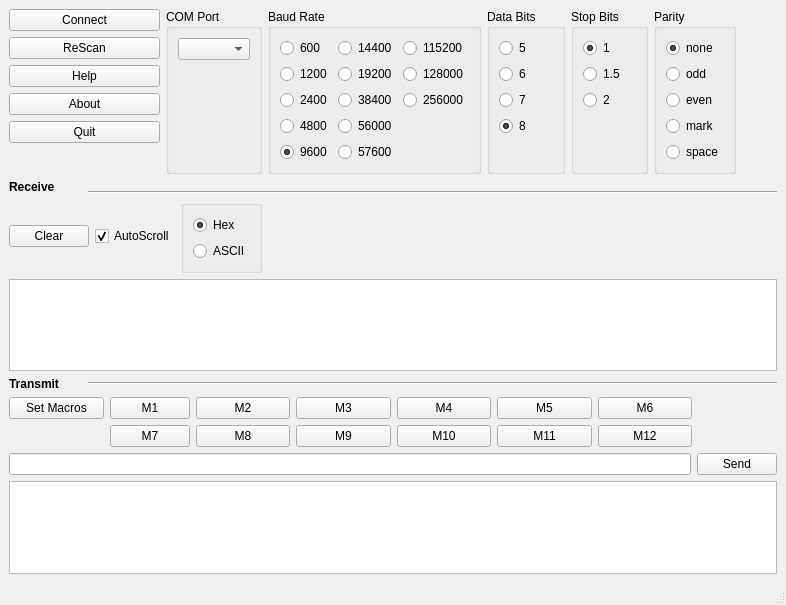
This is ui/terminal.ui in marker5a/EasyTerm as Qt 5 draws it before an edit. The edited form follows.
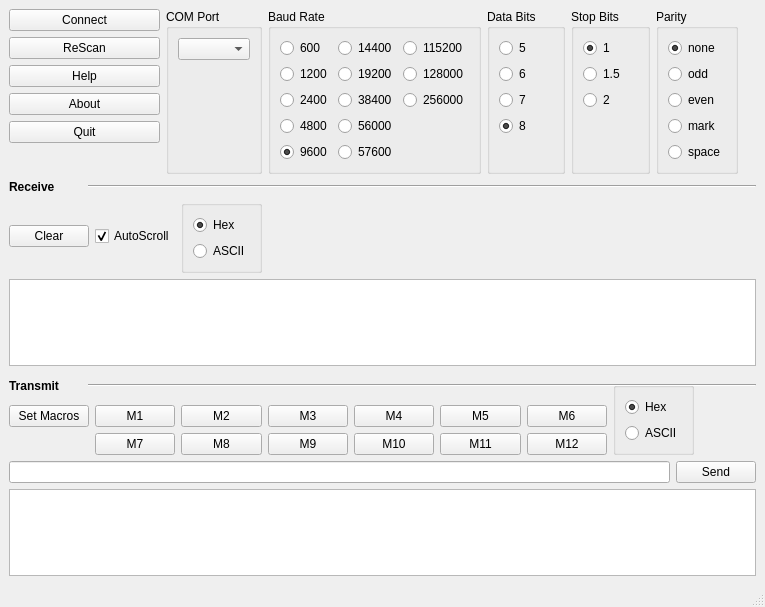
This is the edited form.

Commit message: -Added hex/ascii switch for transmit -Began adding user settings to the gui for the radio fields, etc. -Displaying received data as ascii at the moment

Patch:
```diff
--- a/ui/terminal.ui
+++ b/ui/terminal.ui
@@ -6,8 +6,8 @@
    <rect>
     <x>0</x>
     <y>0</y>
-    <width>786</width>
-    <height>605</height>
+    <width>765</width>
+    <height>607</height>
    </rect>
   </property>
   <property name="windowTitle">
@@ -15,268 +15,69 @@
   </property>
   <widget class="QWidget" name="centralwidget">
    <layout class="QGridLayout" name="gridLayout_7">
-    <item row="1" column="4">
-     <spacer name="verticalSpacer_8">
-      <property name="orientation">
-       <enum>Qt::Vertical</enum>
-      </property>
-      <property name="sizeHint" stdset="0">
-       <size>
-        <width>20</width>
-        <height>1</height>
-       </size>
-      </property>
-     </spacer>
-    </item>
-    <item row="2" column="1" colspan="8">
-     <widget class="Line" name="line">
-      <property name="orientation">
-       <enum>Qt::Horizontal</enum>
-      </property>
-     </widget>
-    </item>
-    <item row="6" column="0">
-     <widget class="QLabel" name="label_7">
-      <property name="font">
-       <font>
-        <weight>75</weight>
-        <bold>true</bold>
-       </font>
-      </property>
-      <property name="text">
-       <string>Transmit</string>
-      </property>
-     </widget>
-    </item>
-    <item row="3" column="0" rowspan="2" colspan="3">
-     <layout class="QHBoxLayout" name="horizontalLayout">
+    <item row="0" column="0" colspan="2">
+     <layout class="QVBoxLayout" name="verticalLayout_4">
       <item>
-       <widget class="QPushButton" name="clear_button">
+       <widget class="QPushButton" name="connect_button">
         <property name="text">
-         <string>Clear</string>
+         <string>Connect</string>
         </property>
        </widget>
       </item>
       <item>
-       <widget class="QCheckBox" name="autoscroll_check">
+       <widget class="QPushButton" name="rescan_button">
         <property name="text">
-         <string>AutoScroll</string>
+         <string>ReScan</string>
         </property>
-        <property name="checked">
-         <bool>true</bool>
-        </property>
        </widget>
       </item>
       <item>
-       <widget class="QGroupBox" name="groupBox_6">
-        <property name="title">
-         <string/>
+       <widget class="QPushButton" name="help_button">
+        <property name="text">
+         <string>Help</string>
         </property>
-        <layout class="QGridLayout" name="gridLayout_8">
-         <item row="0" column="0">
-          <layout class="QVBoxLayout" name="verticalLayout_7">
-           <item>
-            <widget class="QRadioButton" name="hex_radio">
-             <property name="text">
-              <string>Hex</string>
-             </property>
-             <property name="checked">
-              <bool>true</bool>
-             </property>
-            </widget>
-           </item>
-           <item>
-            <widget class="QRadioButton" name="ascii_radio">
-             <property name="text">
-              <string>ASCII</string>
-             </property>
-            </widget>
-           </item>
-          </layout>
-         </item>
-        </layout>
        </widget>
       </item>
-     </layout>
-    </item>
-    <item row="1" column="2">
-     <spacer name="verticalSpacer_6">
-      <property name="orientation">
-       <enum>Qt::Vertical</enum>
-      </property>
-      <property name="sizeHint" stdset="0">
-       <size>
-        <width>20</width>
-        <height>1</height>
-       </size>
-      </property>
-     </spacer>
-    </item>
-    <item row="0" column="5">
-     <widget class="QGroupBox" name="groupBox_4">
-      <property name="title">
-       <string>Stop Bits</string>
-      </property>
-      <layout class="QGridLayout" name="gridLayout_5">
-       <item row="4" column="0">
-        <spacer name="verticalSpacer_5">
-         <property name="orientation">
-          <enum>Qt::Vertical</enum>
-         </property>
-         <property name="sizeHint" stdset="0">
-          <size>
-           <width>20</width>
-           <height>40</height>
-          </size>
-         </property>
-        </spacer>
-       </item>
-       <item row="1" column="0">
-        <widget class="QRadioButton" name="stop_bits_1_radio">
-         <property name="text">
-          <string>1</string>
-         </property>
-         <property name="checked">
-          <bool>true</bool>
-         </property>
-        </widget>
-       </item>
-       <item row="3" column="0">
-        <widget class="QRadioButton" name="stop_bits_2_radio">
-         <property name="text">
-          <string>2</string>
-         </property>
-        </widget>
-       </item>
-       <item row="2" column="0">
-        <widget class="QRadioButton" name="stop_bits_1_1_2_radio">
-         <property name="text">
-          <string>1.5</string>
-         </property>
-        </widget>
-       </item>
-      </layout>
-     </widget>
-    </item>
-    <item row="1" column="3">
-     <spacer name="verticalSpacer_7">
-      <property name="orientation">
-       <enum>Qt::Vertical</enum>
-      </property>
-      <property name="sizeHint" stdset="0">
-       <size>
-        <width>20</width>
-        <height>1</height>
-       </size>
-      </property>
-     </spacer>
-    </item>
-    <item row="4" column="3" colspan="6">
-     <spacer name="horizontalSpacer_2">
-      <property name="orientation">
-       <enum>Qt::Horizontal</enum>
-      </property>
-      <property name="sizeHint" stdset="0">
-       <size>
-        <width>40</width>
-        <height>20</height>
-       </size>
-      </property>
-     </spacer>
-    </item>
-    <item row="9" column="0" colspan="9">
-     <layout class="QHBoxLayout" name="horizontalLayout_2">
       <item>
-       <widget class="QLineEdit" name="transmit_field">
-        <property name="sizePolicy">
-         <sizepolicy hsizetype="MinimumExpanding" vsizetype="Fixed">
-          <horstretch>0</horstretch>
-          <verstretch>0</verstretch>
-         </sizepolicy>
+       <widget class="QPushButton" name="about_button">
+        <property name="text">
+         <string>About</string>
         </property>
        </widget>
       </item>
       <item>
-       <widget class="QPushButton" name="send_button">
+       <widget class="QPushButton" name="quit_button">
         <property name="text">
-         <string>Send</string>
+         <string>Quit</string>
         </property>
        </widget>
       </item>
+      <item>
+       <spacer name="verticalSpacer_2">
+        <property name="orientation">
+         <enum>Qt::Vertical</enum>
+        </property>
+        <property name="sizeHint" stdset="0">
+         <size>
+          <width>20</width>
+          <height>40</height>
+         </size>
+        </property>
+       </spacer>
+      </item>
      </layout>
     </item>
-    <item row="0" column="8">
-     <spacer name="horizontalSpacer">
-      <property name="orientation">
-       <enum>Qt::Horizontal</enum>
-      </property>
-      <property name="sizeHint" stdset="0">
-       <size>
-        <width>40</width>
-        <height>20</height>
-       </size>
-      </property>
-     </spacer>
-    </item>
-    <item row="1" column="0" rowspan="2">
-     <widget class="QLabel" name="label_6">
-      <property name="font">
-       <font>
-        <weight>75</weight>
-        <bold>true</bold>
-       </font>
-      </property>
-      <property name="text">
-       <string>Receive</string>
-      </property>
-     </widget>
-    </item>
-    <item row="0" column="6" colspan="2">
-     <widget class="QGroupBox" name="groupBox_3">
+    <item row="0" column="2">
+     <widget class="QGroupBox" name="groupBox_5">
       <property name="title">
-       <string>Parity</string>
+       <string>COM Port</string>
       </property>
-      <layout class="QGridLayout" name="gridLayout_3">
+      <layout class="QGridLayout" name="gridLayout_6">
        <item row="0" column="0">
-        <widget class="QRadioButton" name="parity_none_radio">
-         <property name="text">
-          <string>none</string>
-         </property>
-         <property name="checked">
-          <bool>true</bool>
-         </property>
-        </widget>
+        <widget class="QComboBox" name="com_port_combo"/>
        </item>
        <item row="1" column="0">
-        <widget class="QRadioButton" name="parity_odd_radio">
-         <property name="text">
-          <string>odd</string>
-         </property>
-        </widget>
-       </item>
-       <item row="2" column="0">
-        <widget class="QRadioButton" name="parity_even_radio">
-         <property name="text">
-          <string>even</string>
-         </property>
-        </widget>
-       </item>
-       <item row="3" column="0">
-        <widget class="QRadioButton" name="parity_mark_radio">
-         <property name="text">
-          <string>mark</string>
-         </property>
-        </widget>
-       </item>
-       <item row="4" column="0">
-        <widget class="QRadioButton" name="parity_space_radio">
-         <property name="text">
-          <string>space</string>
-         </property>
-        </widget>
-       </item>
-       <item row="5" column="0">
-        <spacer name="verticalSpacer_11">
+        <spacer name="verticalSpacer">
          <property name="orientation">
           <enum>Qt::Vertical</enum>
          </property>
@@ -291,92 +92,6 @@
       </layout>
      </widget>
     </item>
-    <item row="8" column="7" colspan="2">
-     <spacer name="horizontalSpacer_3">
-      <property name="orientation">
-       <enum>Qt::Horizontal</enum>
-      </property>
-      <property name="sizeHint" stdset="0">
-       <size>
-        <width>196</width>
-        <height>20</height>
-       </size>
-      </property>
-     </spacer>
-    </item>
-    <item row="5" column="0" colspan="9">
-     <widget class="QTextEdit" name="receive_text">
-      <property name="readOnly">
-       <bool>true</bool>
-      </property>
-     </widget>
-    </item>
-    <item row="0" column="4">
-     <widget class="QGroupBox" name="groupBox_2">
-      <property name="title">
-       <string>Data Bits</string>
-      </property>
-      <layout class="QGridLayout" name="gridLayout_4">
-       <item row="0" column="0">
-        <widget class="QRadioButton" name="data_bits_5_radio">
-         <property name="text">
-          <string>5</string>
-         </property>
-        </widget>
-       </item>
-       <item row="1" column="0">
-        <widget class="QRadioButton" name="data_bits_6_radio">
-         <property name="text">
-          <string>6</string>
-         </property>
-        </widget>
-       </item>
-       <item row="2" column="0">
-        <widget class="QRadioButton" name="data_bits_7_radio">
-         <property name="text">
-          <string>7</string>
-         </property>
-        </widget>
-       </item>
-       <item row="3" column="0">
-        <widget class="QRadioButton" name="data_bits_8_radio">
-         <property name="text">
-          <string>8</string>
-         </property>
-         <property name="checked">
-          <bool>true</bool>
-         </property>
-        </widget>
-       </item>
-       <item row="4" column="0">
-        <spacer name="verticalSpacer_4">
-         <property name="orientation">
-          <enum>Qt::Vertical</enum>
-         </property>
-         <property name="sizeHint" stdset="0">
-          <size>
-           <width>20</width>
-           <height>40</height>
-          </size>
-         </property>
-        </spacer>
-       </item>
-      </layout>
-     </widget>
-    </item>
-    <item row="1" column="7">
-     <spacer name="verticalSpacer_10">
-      <property name="orientation">
-       <enum>Qt::Vertical</enum>
-      </property>
-      <property name="sizeHint" stdset="0">
-       <size>
-        <width>20</width>
-        <height>1</height>
-       </size>
-      </property>
-     </spacer>
-    </item>
     <item row="0" column="3">
      <widget class="QGroupBox" name="groupBox">
       <property name="title">
@@ -499,7 +214,320 @@
       </layout>
      </widget>
     </item>
-    <item row="7" column="0" rowspan="2" colspan="7">
+    <item row="0" column="4">
+     <widget class="QGroupBox" name="groupBox_2">
+      <property name="title">
+       <string>Data Bits</string>
+      </property>
+      <layout class="QGridLayout" name="gridLayout_4">
+       <item row="0" column="0">
+        <widget class="QRadioButton" name="data_bits_5_radio">
+         <property name="text">
+          <string>5</string>
+         </property>
+        </widget>
+       </item>
+       <item row="1" column="0">
+        <widget class="QRadioButton" name="data_bits_6_radio">
+         <property name="text">
+          <string>6</string>
+         </property>
+        </widget>
+       </item>
+       <item row="2" column="0">
+        <widget class="QRadioButton" name="data_bits_7_radio">
+         <property name="text">
+          <string>7</string>
+         </property>
+        </widget>
+       </item>
+       <item row="3" column="0">
+        <widget class="QRadioButton" name="data_bits_8_radio">
+         <property name="text">
+          <string>8</string>
+         </property>
+         <property name="checked">
+          <bool>true</bool>
+         </property>
+        </widget>
+       </item>
+       <item row="4" column="0">
+        <spacer name="verticalSpacer_4">
+         <property name="orientation">
+          <enum>Qt::Vertical</enum>
+         </property>
+         <property name="sizeHint" stdset="0">
+          <size>
+           <width>20</width>
+           <height>40</height>
+          </size>
+         </property>
+        </spacer>
+       </item>
+      </layout>
+     </widget>
+    </item>
+    <item row="0" column="5" colspan="2">
+     <widget class="QGroupBox" name="groupBox_4">
+      <property name="title">
+       <string>Stop Bits</string>
+      </property>
+      <layout class="QGridLayout" name="gridLayout_5">
+       <item row="4" column="0">
+        <spacer name="verticalSpacer_5">
+         <property name="orientation">
+          <enum>Qt::Vertical</enum>
+         </property>
+         <property name="sizeHint" stdset="0">
+          <size>
+           <width>20</width>
+           <height>40</height>
+          </size>
+         </property>
+        </spacer>
+       </item>
+       <item row="1" column="0">
+        <widget class="QRadioButton" name="stop_bits_1_radio">
+         <property name="text">
+          <string>1</string>
+         </property>
+         <property name="checked">
+          <bool>true</bool>
+         </property>
+        </widget>
+       </item>
+       <item row="3" column="0">
+        <widget class="QRadioButton" name="stop_bits_2_radio">
+         <property name="text">
+          <string>2</string>
+         </property>
+        </widget>
+       </item>
+       <item row="2" column="0">
+        <widget class="QRadioButton" name="stop_bits_1_1_2_radio">
+         <property name="text">
+          <string>1.5</string>
+         </property>
+        </widget>
+       </item>
+      </layout>
+     </widget>
+    </item>
+    <item row="0" column="7" colspan="2">
+     <widget class="QGroupBox" name="groupBox_3">
+      <property name="title">
+       <string>Parity</string>
+      </property>
+      <layout class="QGridLayout" name="gridLayout_3">
+       <item row="0" column="0">
+        <widget class="QRadioButton" name="parity_none_radio">
+         <property name="text">
+          <string>none</string>
+         </property>
+         <property name="checked">
+          <bool>true</bool>
+         </property>
+        </widget>
+       </item>
+       <item row="1" column="0">
+        <widget class="QRadioButton" name="parity_odd_radio">
+         <property name="text">
+          <string>odd</string>
+         </property>
+        </widget>
+       </item>
+       <item row="2" column="0">
+        <widget class="QRadioButton" name="parity_even_radio">
+         <property name="text">
+          <string>even</string>
+         </property>
+        </widget>
+       </item>
+       <item row="5" column="0">
+        <spacer name="verticalSpacer_11">
+         <property name="orientation">
+          <enum>Qt::Vertical</enum>
+         </property>
+         <property name="sizeHint" stdset="0">
+          <size>
+           <width>20</width>
+           <height>40</height>
+          </size>
+         </property>
+        </spacer>
+       </item>
+       <item row="3" column="0">
+        <widget class="QRadioButton" name="parity_mark_radio">
+         <property name="text">
+          <string>mark</string>
+         </property>
+        </widget>
+       </item>
+       <item row="4" column="0">
+        <widget class="QRadioButton" name="parity_space_radio">
+         <property name="text">
+          <string>space</string>
+         </property>
+        </widget>
+       </item>
+      </layout>
+     </widget>
+    </item>
+    <item row="0" column="9">
+     <spacer name="horizontalSpacer">
+      <property name="orientation">
+       <enum>Qt::Horizontal</enum>
+      </property>
+      <property name="sizeHint" stdset="0">
+       <size>
+        <width>0</width>
+        <height>20</height>
+       </size>
+      </property>
+     </spacer>
+    </item>
+    <item row="1" column="0">
+     <widget class="QLabel" name="label_6">
+      <property name="font">
+       <font>
+        <weight>75</weight>
+        <bold>true</bold>
+       </font>
+      </property>
+      <property name="text">
+       <string>Receive</string>
+      </property>
+     </widget>
+    </item>
+    <item row="1" column="1" colspan="9">
+     <widget class="Line" name="line">
+      <property name="orientation">
+       <enum>Qt::Horizontal</enum>
+      </property>
+     </widget>
+    </item>
+    <item row="2" column="0" colspan="3">
+     <layout class="QHBoxLayout" name="horizontalLayout">
+      <item>
+       <widget class="QPushButton" name="clear_button">
+        <property name="text">
+         <string>Clear</string>
+        </property>
+       </widget>
+      </item>
+      <item>
+       <widget class="QCheckBox" name="autoscroll_check">
+        <property name="text">
+         <string>AutoScroll</string>
+        </property>
+        <property name="checked">
+         <bool>true</bool>
+        </property>
+       </widget>
+      </item>
+      <item>
+       <widget class="QGroupBox" name="groupBox_6">
+        <property name="title">
+         <string/>
+        </property>
+        <layout class="QGridLayout" name="gridLayout_8">
+         <item row="0" column="0">
+          <layout class="QVBoxLayout" name="verticalLayout_7">
+           <item>
+            <widget class="QRadioButton" name="hex_rx_radio">
+             <property name="text">
+              <string>Hex</string>
+             </property>
+             <property name="checked">
+              <bool>true</bool>
+             </property>
+            </widget>
+           </item>
+           <item>
+            <widget class="QRadioButton" name="ascii_rx_radio">
+             <property name="text">
+              <string>ASCII</string>
+             </property>
+            </widget>
+           </item>
+          </layout>
+         </item>
+        </layout>
+       </widget>
+      </item>
+     </layout>
+    </item>
+    <item row="2" column="3" colspan="7">
+     <spacer name="horizontalSpacer_2">
+      <property name="orientation">
+       <enum>Qt::Horizontal</enum>
+      </property>
+      <property name="sizeHint" stdset="0">
+       <size>
+        <width>40</width>
+        <height>20</height>
+       </size>
+      </property>
+     </spacer>
+    </item>
+    <item row="3" column="0" colspan="10">
+     <widget class="QTextEdit" name="receive_text">
+      <property name="readOnly">
+       <bool>true</bool>
+      </property>
+     </widget>
+    </item>
+    <item row="4" column="0" rowspan="2">
+     <widget class="QLabel" name="label_7">
+      <property name="font">
+       <font>
+        <weight>75</weight>
+        <bold>true</bold>
+       </font>
+      </property>
+      <property name="text">
+       <string>Transmit</string>
+      </property>
+     </widget>
+    </item>
+    <item row="4" column="1" rowspan="2" colspan="9">
+     <widget class="Line" name="line_2">
+      <property name="orientation">
+       <enum>Qt::Horizontal</enum>
+      </property>
+     </widget>
+    </item>
+    <item row="5" column="6" rowspan="2" colspan="2">
+     <widget class="QGroupBox" name="groupBox_7">
+      <property name="title">
+       <string/>
+      </property>
+      <layout class="QGridLayout" name="gridLayout_9">
+       <item row="0" column="0">
+        <layout class="QVBoxLayout" name="verticalLayout_8">
+         <item>
+          <widget class="QRadioButton" name="hex_tx_radio">
+           <property name="text">
+            <string>Hex</string>
+           </property>
+           <property name="checked">
+            <bool>true</bool>
+           </property>
+          </widget>
+         </item>
+         <item>
+          <widget class="QRadioButton" name="ascii_tx_radio">
+           <property name="text">
+            <string>ASCII</string>
+           </property>
+          </widget>
+         </item>
+        </layout>
+       </item>
+      </layout>
+     </widget>
+    </item>
+    <item row="6" column="0" colspan="6">
      <layout class="QGridLayout" name="gridLayout_2">
       <item row="0" column="0">
        <widget class="QPushButton" name="set_macro_button">
@@ -600,110 +628,47 @@
       </item>
      </layout>
     </item>
-    <item row="6" column="1" colspan="8">
-     <widget class="Line" name="line_2">
+    <item row="6" column="8" colspan="2">
+     <spacer name="horizontalSpacer_3">
       <property name="orientation">
        <enum>Qt::Horizontal</enum>
       </property>
-     </widget>
+      <property name="sizeHint" stdset="0">
+       <size>
+        <width>196</width>
+        <height>20</height>
+       </size>
+      </property>
+     </spacer>
     </item>
-    <item row="10" column="0" colspan="9">
+    <item row="7" column="0" colspan="10">
+     <layout class="QHBoxLayout" name="horizontalLayout_2">
+      <item>
+       <widget class="QLineEdit" name="transmit_field">
+        <property name="sizePolicy">
+         <sizepolicy hsizetype="MinimumExpanding" vsizetype="Fixed">
+          <horstretch>0</horstretch>
+          <verstretch>0</verstretch>
+         </sizepolicy>
+        </property>
+       </widget>
+      </item>
+      <item>
+       <widget class="QPushButton" name="send_button">
+        <property name="text">
+         <string>Send</string>
+        </property>
+       </widget>
+      </item>
+     </layout>
+    </item>
+    <item row="8" column="0" colspan="10">
      <widget class="QTextEdit" name="transmit_text">
       <property name="readOnly">
        <bool>true</bool>
       </property>
      </widget>
     </item>
-    <item row="1" column="5">
-     <spacer name="verticalSpacer_9">
-      <property name="orientation">
-       <enum>Qt::Vertical</enum>
-      </property>
-      <property name="sizeHint" stdset="0">
-       <size>
-        <width>20</width>
-        <height>1</height>
-       </size>
-      </property>
-     </spacer>
-    </item>
-    <item row="0" column="2">
-     <widget class="QGroupBox" name="groupBox_5">
-      <property name="title">
-       <string>COM Port</string>
-      </property>
-      <layout class="QGridLayout" name="gridLayout_6">
-       <item row="0" column="0">
-        <widget class="QComboBox" name="com_port_combo"/>
-       </item>
-       <item row="1" column="0">
-        <spacer name="verticalSpacer">
-         <property name="orientation">
-          <enum>Qt::Vertical</enum>
-         </property>
-         <property name="sizeHint" stdset="0">
-          <size>
-           <width>20</width>
-           <height>40</height>
-          </size>
-         </property>
-        </spacer>
-       </item>
-      </layout>
-     </widget>
-    </item>
-    <item row="0" column="0" colspan="2">
-     <layout class="QVBoxLayout" name="verticalLayout_4">
-      <item>
-       <widget class="QPushButton" name="connect_button">
-        <property name="text">
-         <string>Connect</string>
-        </property>
-       </widget>
-      </item>
-      <item>
-       <widget class="QPushButton" name="rescan_button">
-        <property name="text">
-         <string>ReScan</string>
-        </property>
-       </widget>
-      </item>
-      <item>
-       <widget class="QPushButton" name="help_button">
-        <property name="text">
-         <string>Help</string>
-        </property>
-       </widget>
-      </item>
-      <item>
-       <widget class="QPushButton" name="about_button">
-        <property name="text">
-         <string>About</string>
-        </property>
-       </widget>
-      </item>
-      <item>
-       <widget class="QPushButton" name="quit_button">
-        <property name="text">
-         <string>Quit</string>
-        </property>
-       </widget>
-      </item>
-      <item>
-       <spacer name="verticalSpacer_2">
-        <property name="orientation">
-         <enum>Qt::Vertical</enum>
-        </property>
-        <property name="sizeHint" stdset="0">
-         <size>
-          <width>20</width>
-          <height>40</height>
-         </size>
-        </property>
-       </spacer>
-      </item>
-     </layout>
-    </item>
    </layout>
   </widget>
   <widget class="QMenuBar" name="menubar">
@@ -711,7 +676,7 @@
     <rect>
      <x>0</x>
      <y>0</y>
-     <width>786</width>
+     <width>765</width>
      <height>22</height>
     </rect>
    </property>
```
The commit also changes 2 other files.
